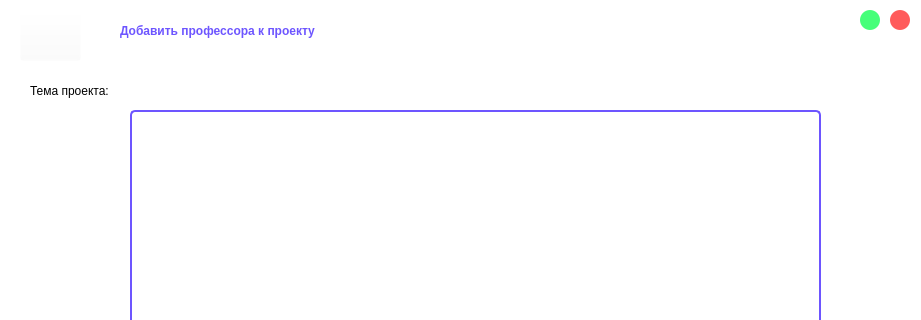
Above: project/professor_project.ui from AssasinNik/meow before the change; both pictures show x 0 to 921 and y 0 to 320 of the 921 by 511 pixel window. Below: the same form after it.
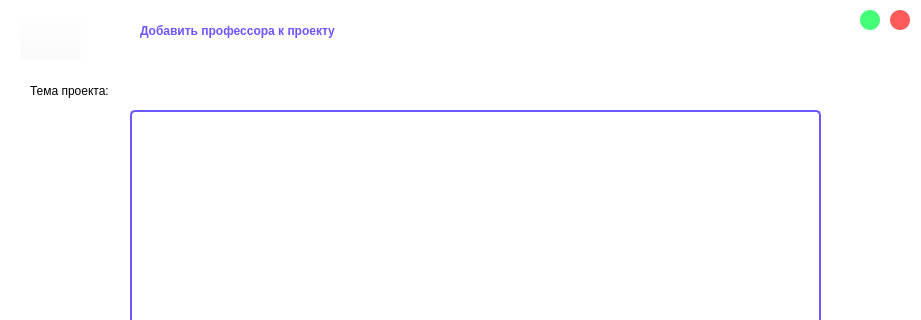
That is the form after the change. Icons and pictures are not drawn.

The edit to the form file:
```diff
--- a/project/professor_project.ui
+++ b/project/professor_project.ui
@@ -135,9 +135,9 @@
   <widget class="QLabel" name="label">
    <property name="geometry">
     <rect>
-     <x>120</x>
+     <x>140</x>
      <y>0</y>
-     <width>721</width>
+     <width>701</width>
      <height>61</height>
     </rect>
    </property>
```
Left out of the diff: 2 changed lines with no effect on the pictures.
